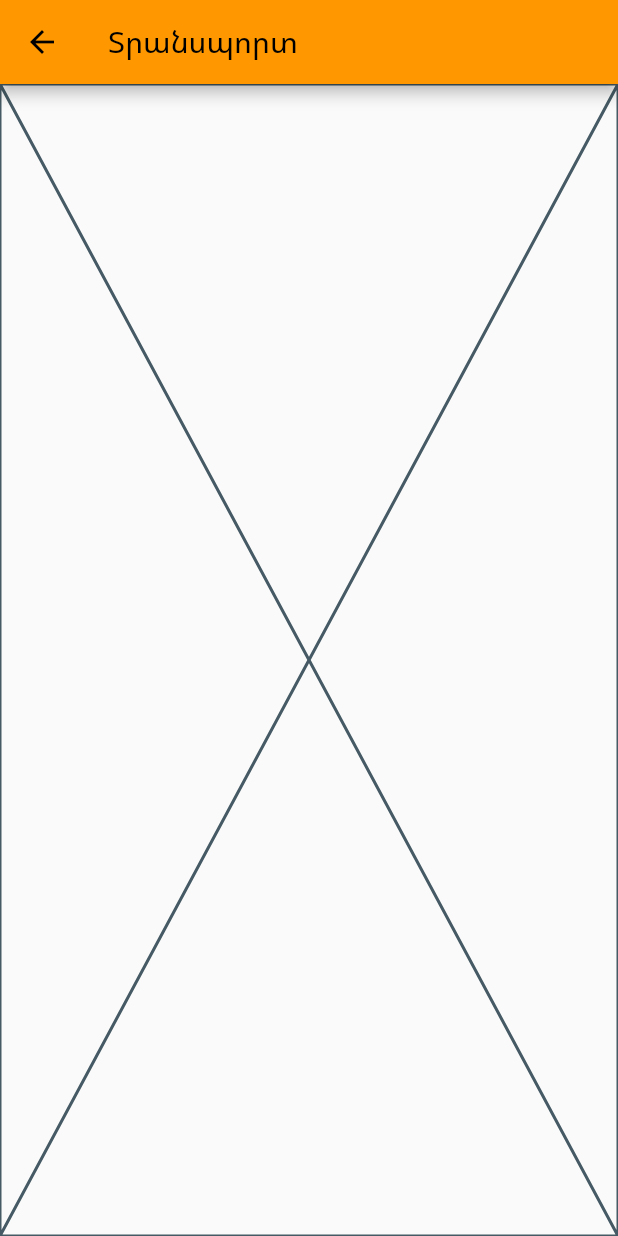
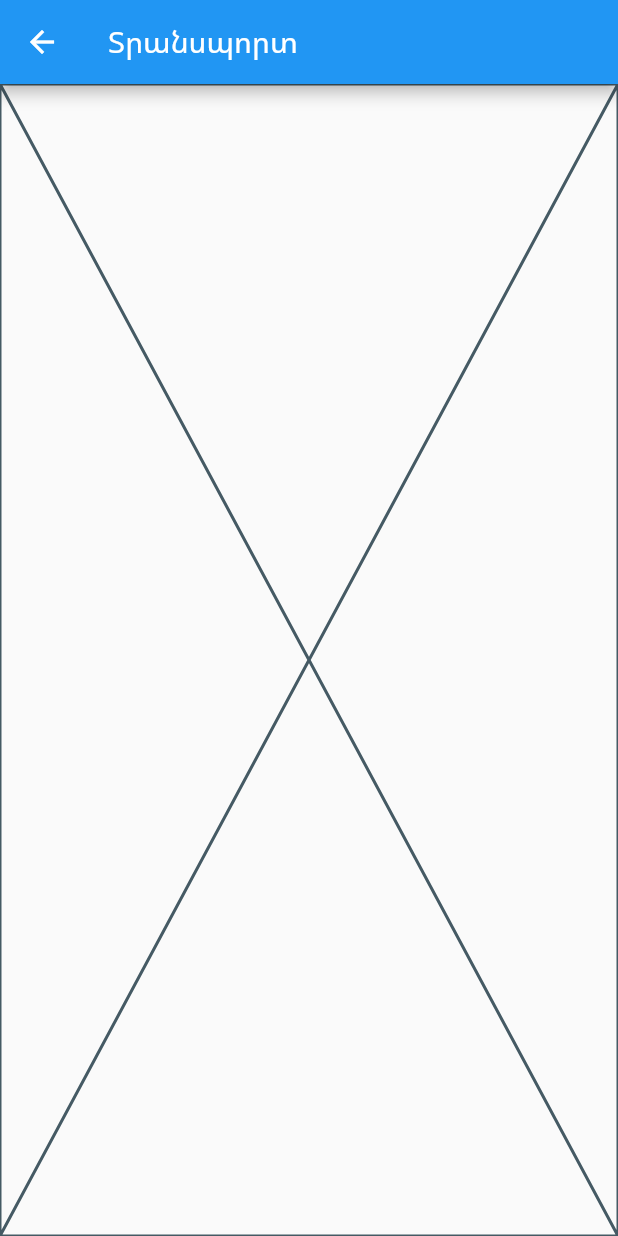
Before and after one commit to alina-071100/tellcell_project, a Flutter app: the screen it shows after launch, after a tap on "Տրանսպորտ", on a phone screen of 412 x 824 dp. Run offline on Flutter 3.47's test engine with Material 2 defaults, Android fonts, the phone set to English and light mode, and no system bars; network calls fail.

Commit message:
packages update

```diff
--- a/lib/main.dart
+++ b/lib/main.dart
@@ -14,7 +14,7 @@ class MyApp extends StatelessWidget {
       debugShowCheckedModeBanner: false,
       title: 'Wallet',
       theme: ThemeData(
-        primarySwatch:Colors.orange,
+        // primarySwatch:Colors.orange,
       ),
       home: const MyHomePage(),
     );
--- a/lib/pages/home_page.dart
+++ b/lib/pages/home_page.dart
@@ -1,4 +1,5 @@
 import 'package:first_project/helpers/colors.dart';
+import 'package:first_project/pages/market_service.dart';
 import 'package:first_project/pages/transport_page.dart';
 import 'package:first_project/widgets/other_services.dart';
 import 'package:flutter/material.dart';
@@ -58,22 +59,31 @@ class _MyHomePageState extends State<MyHomePage> {
         unselectedItemColor: Colors.grey,
         elevation: 7,
         onTap: (int index) {
+          // Navigator.push(
+          //     // context,
+          //     // MaterialPageRoute(
+          //     // builder: (context) => MarketPage(),
+          //     // ),
+          //     );
           setState(() {
             currentTab = index;
           });
         },
         currentIndex: currentTab,
         items: const [
-          BottomNavigationBarItem(icon: Icon(Icons.home), label: 'Գլխավոր'),
+          BottomNavigationBarItem(icon: Icon(Icons.home), label: 'Home'),
           BottomNavigationBarItem(
               icon: Icon(Icons.shopping_bag_outlined), label: 'BON'),
-          BottomNavigationBarItem(icon: Icon(Icons.qr_code), label: 'QR կոդ'),
+          BottomNavigationBarItem(icon: Icon(Icons.qr_code), label: 'QR code'),
           BottomNavigationBarItem(
-              icon: Icon(Icons.museum_sharp), label: 'Բանկինգ'),
+              icon: Icon(Icons.museum_sharp), label: 'Banking'),
         ],
       ),
     );
   }
+
+
+
 
   Widget body() {
     return getBody();
@@ -92,9 +102,8 @@ class _MyHomePageState extends State<MyHomePage> {
           ),
         );
       case 1:
-        return Container(
-          child: Text('BON!!!!!'),
-        );
+        return MyMarketApp();
+
       default:
         return Container();
     }
--- a/lib/widgets/other_services.dart
+++ b/lib/widgets/other_services.dart
@@ -184,7 +184,7 @@ class OtherServices extends StatelessWidget {
           specialOffers(
               title: 'Նվեր՝ պիցցա',
               bgColor: Colors.amber.shade900,
-              imageURL: 'https://telcell.am/images/header_block/1/1687700329616.png',  onTap: () {}),
+              imageURL: '',  onTap: () {}),
           specialOffers(
               title: '20% բոնուս', bgColor: Colors.purple, imageURL: '',  onTap: () {}),
           specialOffers(
@@ -225,7 +225,7 @@ class OtherServices extends StatelessWidget {
                   fit: BoxFit.contain,
                 ),
               ),
-            Column(mainAxisAlignment: MainAxisAlignment.start, children: [
+            const Column(mainAxisAlignment: MainAxisAlignment.start, children: [
               // Text(title,
               //     style: const TextStyle(
               //         fontSize: 16,
@@ -234,17 +234,17 @@ class OtherServices extends StatelessWidget {
             ]
             ),
            Image.network(imageURL,
-
                   fit: BoxFit.cover,
                 ),
                  Positioned(
                 top: 20,
                 left: 10,
                 child: Text(title,
-                  style: TextStyle(
+                  style: const TextStyle(
                     color: Colors.white,
                     fontSize: 16,
                     fontWeight: FontWeight.bold,
+
                   ),
                 )
                  )
--- a/pubspec.yaml
+++ b/pubspec.yaml
@@ -88,3 +88,6 @@ flutter:
   #
   # For details regarding fonts from package dependencies,
   # see https://flutter.dev/custom-fonts/#from-packages
+# flutter:
+#   assets:
+#     - assets/ph_1.png
```
Also changed, not shown: lib/pages/market_service.dart (added, +93 -0 lines), lib/assets/ph_1.jpg (added).
